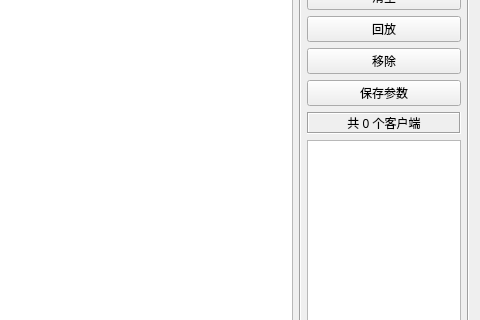
The window that tcpserver.ui (Viorae/FinalNetTool) describes before a commit, drawn with Qt 5; both pictures show x 187 to 667 and y 347 to 667 of the 667 by 796 pixel window.
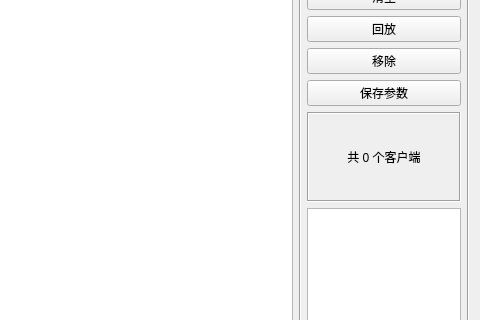
The same window after the commit.

The edit to the form file:
```diff
--- a/tcpserver.ui
+++ b/tcpserver.ui
@@ -23,7 +23,7 @@
    <item row="0" column="2" rowspan="2">
     <widget class="QFrame" name="frame">
      <property name="sizePolicy">
-      <sizepolicy hsizetype="Ignored" vsizetype="Ignored">
+      <sizepolicy hsizetype="Preferred" vsizetype="Preferred">
        <horstretch>0</horstretch>
        <verstretch>0</verstretch>
       </sizepolicy>
@@ -227,7 +227,7 @@
       <item>
        <widget class="QLabel" name="labCount">
         <property name="sizePolicy">
-         <sizepolicy hsizetype="Preferred" vsizetype="Preferred">
+         <sizepolicy hsizetype="Preferred" vsizetype="Expanding">
           <horstretch>0</horstretch>
           <verstretch>0</verstretch>
          </sizepolicy>
```
Left out of the diff: 2 changed lines with no effect on the pictures.
